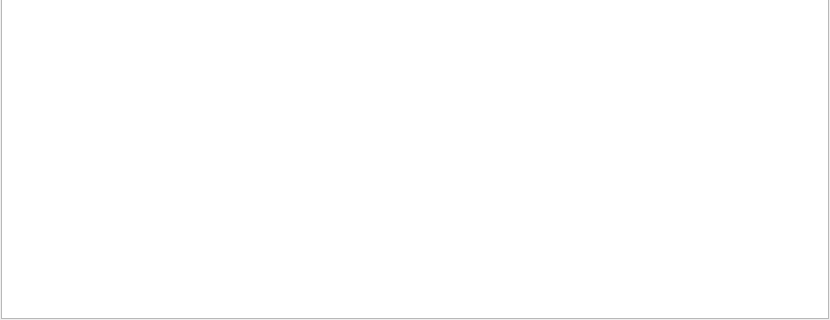
The window that ui/tradeslistwidget.ui (asakul/nailab) describes before a commit, drawn with Qt 5; both pictures show x 0 to 830 and y 245 to 565 of the 830 by 565 pixel window.
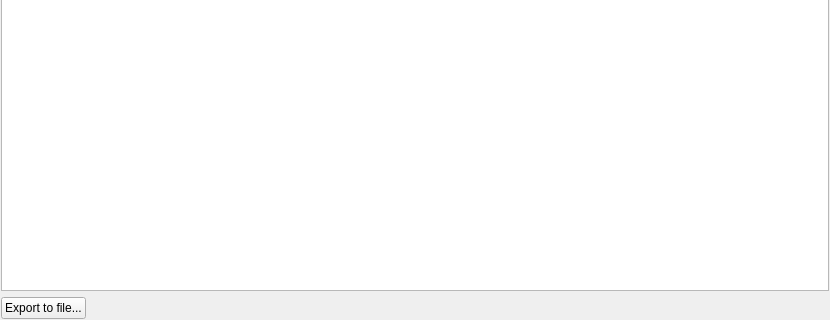
The same window after the commit.

What changed in the file:
```diff
--- a/ui/tradeslistwidget.ui
+++ b/ui/tradeslistwidget.ui
@@ -26,7 +26,27 @@
    <property name="bottomMargin">
     <number>1</number>
    </property>
-   <item row="0" column="0">
+   <item row="1" column="0">
+    <widget class="QPushButton" name="b_exportToFile">
+     <property name="text">
+      <string>Export to file...</string>
+     </property>
+    </widget>
+   </item>
+   <item row="1" column="1">
+    <spacer name="horizontalSpacer">
+     <property name="orientation">
+      <enum>Qt::Horizontal</enum>
+     </property>
+     <property name="sizeHint" stdset="0">
+      <size>
+       <width>40</width>
+       <height>20</height>
+      </size>
+     </property>
+    </spacer>
+   </item>
+   <item row="0" column="0" colspan="2">
     <widget class="QTreeWidget" name="trades">
      <column>
       <property name="text">
```
Left out of the diff: 22 changed lines with no effect on the pictures.
